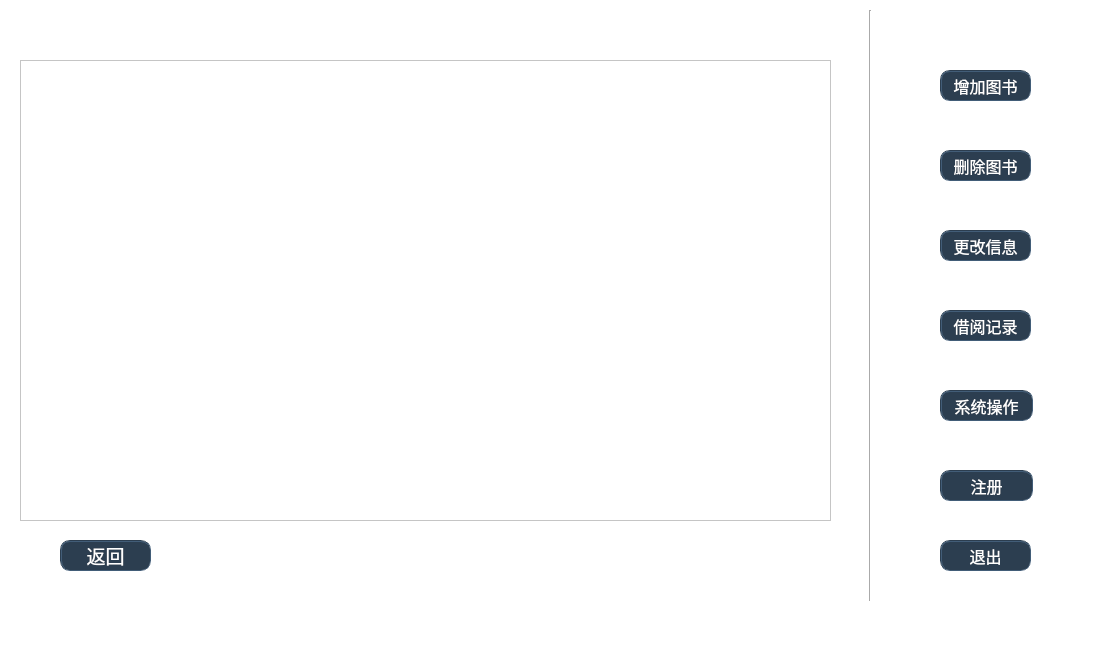
BookMangeTeam/bookmanage, file abc/mainwindow_manage.ui: the form before one commit.
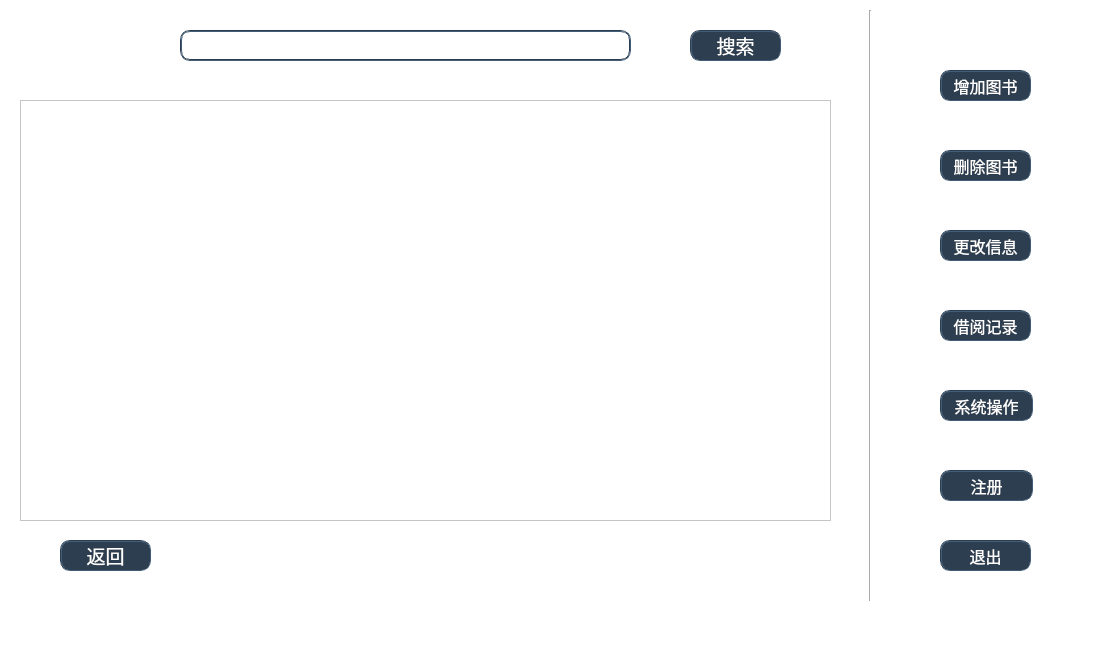
The form after the commit. The open tabs and pages were chosen to show the change.

```diff
--- a/abc/mainwindow_manage.ui
+++ b/abc/mainwindow_manage.ui
@@ -934,9 +934,9 @@
       <property name="geometry">
        <rect>
         <x>10</x>
-        <y>40</y>
+        <y>80</y>
         <width>811</width>
-        <height>461</height>
+        <height>421</height>
        </rect>
       </property>
       <property name="styleSheet">
@@ -970,6 +970,44 @@
        <string>返回</string>
       </property>
      </widget>
+     <widget class="QLineEdit" name="searchLineEditBorrowR">
+      <property name="geometry">
+       <rect>
+        <x>170</x>
+        <y>10</y>
+        <width>451</width>
+        <height>31</height>
+       </rect>
+      </property>
+      <property name="styleSheet">
+       <string notr="true">border:2px groove rgb(44, 62, 80);border-radius:10px;padding:2px 4px;</string>
+      </property>
+     </widget>
+     <widget class="QPushButton" name="searchButtonBorrowR">
+      <property name="geometry">
+       <rect>
+        <x>680</x>
+        <y>10</y>
+        <width>91</width>
+        <height>31</height>
+       </rect>
+      </property>
+      <property name="font">
+       <font>
+        <family>等线</family>
+        <pointsize>14</pointsize>
+       </font>
+      </property>
+      <property name="cursor">
+       <cursorShape>PointingHandCursor</cursorShape>
+      </property>
+      <property name="styleSheet">
+       <string notr="true">border:2px groove rgb(44, 62, 80);border-radius:10px;padding:2px 4px;background-color:rgb(44, 62, 80);color:#fff;</string>
+      </property>
+      <property name="text">
+       <string>搜索</string>
+      </property>
+     </widget>
     </widget>
    </widget>
    <widget class="QPushButton" name="deleteButton">
```
Left out of the diff: 2 changed lines with no effect on the pictures.
